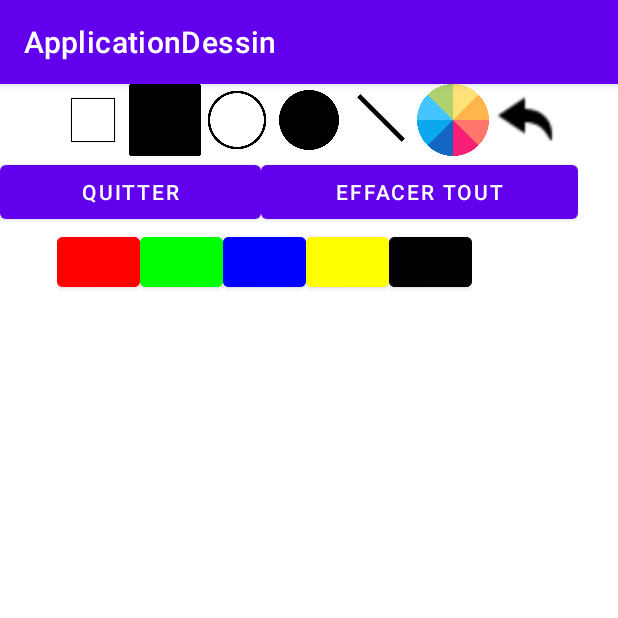
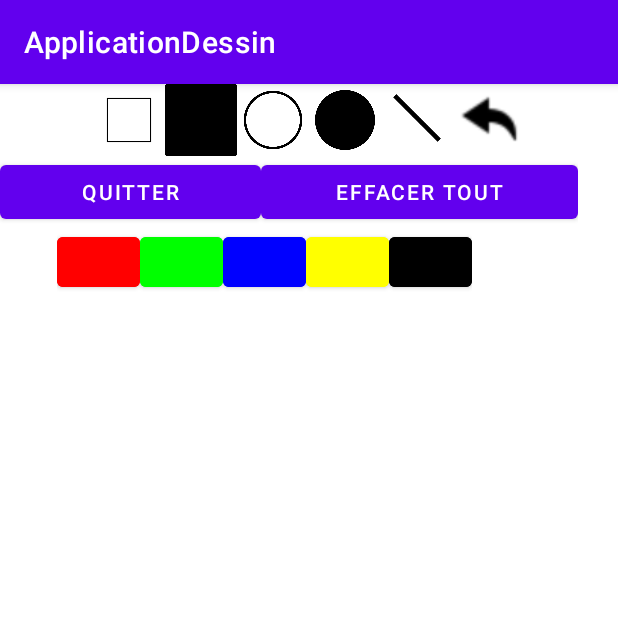
Before and after one commit to Eralupus/ApplicationDessin, an Android app: the screen it shows after launch (DessinActivity), after a tap on "NOUVEAU DESSIN", on a phone screen of 412 x 824 dp, the top half of it. Run offline under Robolectric (Android 15) with nearby library versions, the phone set to English and light mode, and no system bars; 1 statement that could not run was skipped.

Commit message:
Final Commit

```diff
--- a/app/src/main/java/com/example/applicationdessin/DessinActivity.java
+++ b/app/src/main/java/com/example/applicationdessin/DessinActivity.java
@@ -43,7 +43,6 @@ public class DessinActivity extends AppCompatActivity {
     private ImageButton btnCercle;
     private ImageButton btnCerclePlein;
     private ImageButton btnLigne;
-    private ImageButton btnChoixCouleur;
     private ImageButton btnUndo;
 
     private ArrayList<String> alFormes;
@@ -52,11 +51,6 @@ public class DessinActivity extends AppCompatActivity {
     private ArrayList<Integer> alXB;
     private ArrayList<Integer> alYA;
     private ArrayList<Integer> alYB;
-
-    private View tv;
-    private EditText etkey, etval;
-    private SharedPreferences sp;
-    private SharedPreferences.Editor spEditor;
 
     private int height;
     private int width;
@@ -70,10 +64,6 @@ public class DessinActivity extends AppCompatActivity {
         whatIdraw = new ViewDraw(this);
         container.addView(whatIdraw);
 
-        /*tv = findViewById(R.id.tvsp);
-        etkey = findViewById(R.id.etspkey);
-        etval = findViewById(R.id.etspval);
-        initSP();*/
         /*
         * Nouveau ou Reprendre
         * */
@@ -148,48 +138,6 @@ public class DessinActivity extends AppCompatActivity {
     public void addYA(Integer y){ this.alYA.add(y);}
     public void addYB(Integer y){ this.alYB.add(y);}
 
-
-    //get a reference to a SharedPreferences object and to its corresponding editor
-    private void initSP() {
-        sp = getPreferences(MODE_PRIVATE);
-        spEditor = sp.edit();
-    }
-
-    /**
-     * method for the button for reading shared preferences
-     * @param v
-     */
-    public void readScores(View v) {
-        String spContent = new String("------ SP ------\n");
-        for(String key: sp.getAll().keySet()) {
-            spContent+="key->val : "+key+" -> "+sp.getString(key,"empty")+"\n";
-        }
-        //tv.setText(spContent);
-    }
-    /**
-     * method for the button for adding a new entry into
-     * the shared preferences
-     * @param v
-     */
-    public void addToScores(View v) {
-        String key = etkey.getText().toString();
-        String val = etval.getText().toString();
-        if((key.length() > 0) && (val.length() > 0)) {
-            //spScoresEditor.putString(key,val);
-        }
-    }
-    /**
-     * method for the button for removing one entry from
-     * the shared preferences knowing the key
-     * @param v
-     */
-    public void removeFromScores(View v) {
-        String key = etkey.getText().toString();
-        if(key.length() > 0) {
-            //spScoresEditor.remove(key);
-        }
-    }
-
     public void quitter(View view)
     {
         Log.d("TAG","saveDATA");
@@ -200,6 +148,7 @@ public class DessinActivity extends AppCompatActivity {
         SharedPreferences sharedPreferences = getSharedPreferences(SHARE_PREFS,MODE_PRIVATE);
         SharedPreferences.Editor editor     = sharedPreferences.edit();
         try {
+
             editor.putString (AL_FORMES,ObjectSerializer.serialize(this.alFormes));
             editor.putString (AL_COUL,ObjectSerializer.serialize(this.alCoul));
             editor.putString (AL_XA,ObjectSerializer.serialize(this.alXA));
@@ -260,27 +209,6 @@ public class DessinActivity extends AppCompatActivity {
             this.initGraphics();
             this.whatIdraw.recreate(this.alFormes, this.alCoul, this.alXA, this.alYA, this.alXB, this.alYB);
         }
-    }
-
-    public void choisirCouleur(View view)
-    {
-        openColorPicker();
-    }
-
-    private void openColorPicker() {
-        /*AmbilWarnaDialog colorPicker = new AmbilWarnaDialog(this, defaultColor, new AmbilWarnaDialog.OnAmbilWarnaListener() {
-            @Override
-            public void onCancel(AmbilWarnaDialog dialog) {
-
-            }
-
-            @Override
-            public void onOk(AmbilWarnaDialog dialog, int color) {
-                defaultColor = color;
-                this.whatIdraw.setColor(defaultColor);
-            }
-        });
-        colorPicker.show();*/
     }
 
     public void setCarre (View view) {this.whatIdraw.setCarre(view);}
--- a/app/src/main/res/layout/activity_dessin.xml
+++ b/app/src/main/res/layout/activity_dessin.xml
@@ -48,14 +48,6 @@
             android:layout_height="48dp"
             android:background="@drawable/ligne"
             android:onClick="setLigne"/>
-
-        <ImageButton
-            android:id="@+id/btnChromatique"
-            android:contentDescription="btnColor"
-            android:layout_width="48dp"
-            android:layout_height="48dp"
-            android:background="@drawable/chromatique"
-            android:onClick="choisirCouleur"/>
 
         <ImageButton
             android:id="@+id/btnUndo"
```
